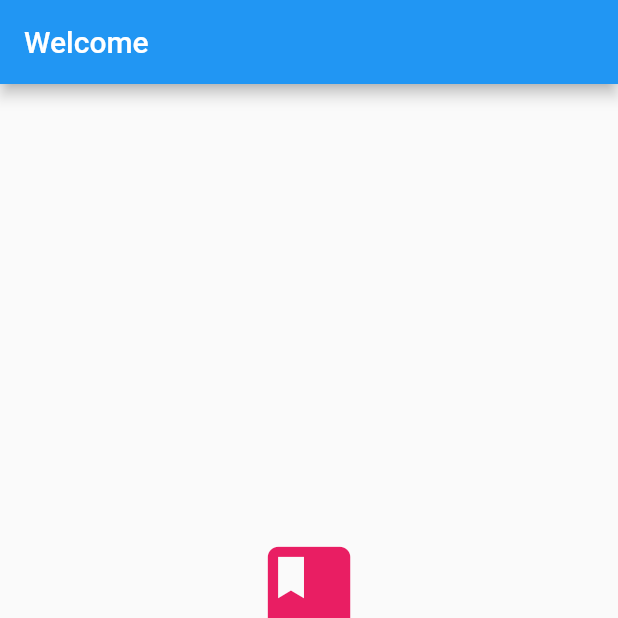
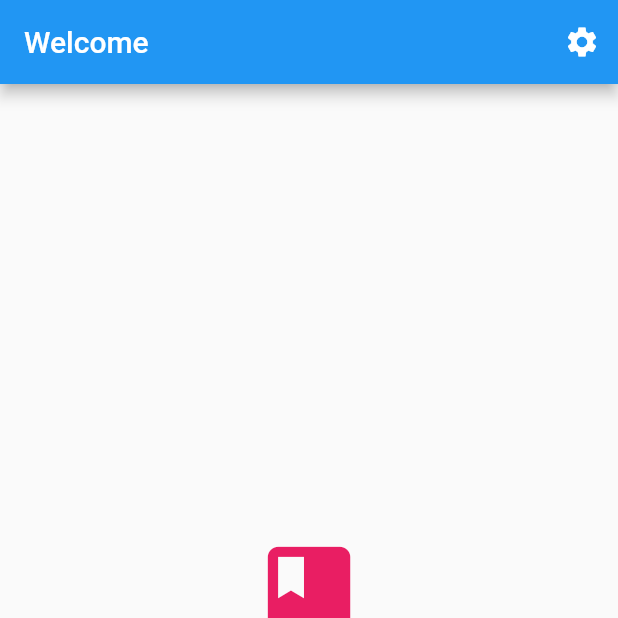
Before and after one commit to AprilCastaneda/journal, a Flutter app: the screen it shows after launch, on a phone screen of 412 x 824 dp, the top half of it. Run offline on Flutter 3.47's test engine with Material 2 defaults, Android fonts, the phone set to English and light mode, and no system bars; our stand-ins replace shared_preferences, sqflite; accounts and stored records are empty.

Commit message:
Added settings icon to Welcome

```diff
--- a/lib/screens/welcome.dart
+++ b/lib/screens/welcome.dart
@@ -13,6 +13,14 @@ class _WelcomeState extends State<Welcome> {
     return Scaffold(
       appBar: AppBar(
         title: Text('Welcome'),
+        actions: [
+          IconButton(
+            icon: Icon(
+              Icons.settings,
+            ),
+            onPressed: () {},
+          ),
+        ],
       ),
       body: Center(
         child: Column(
```
